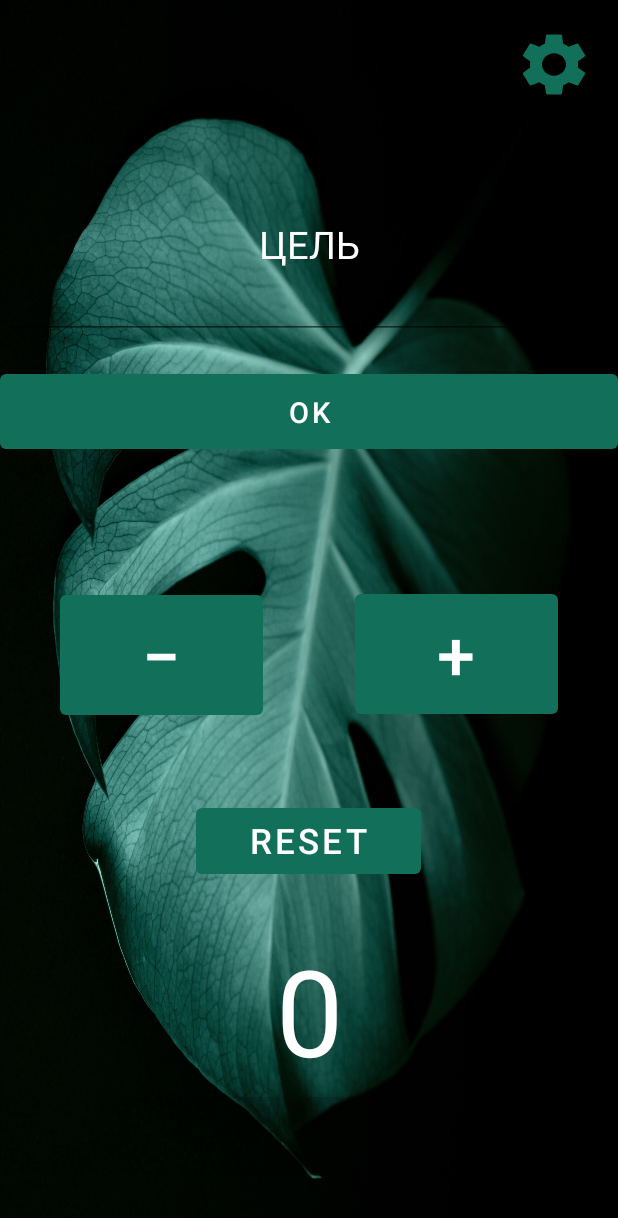
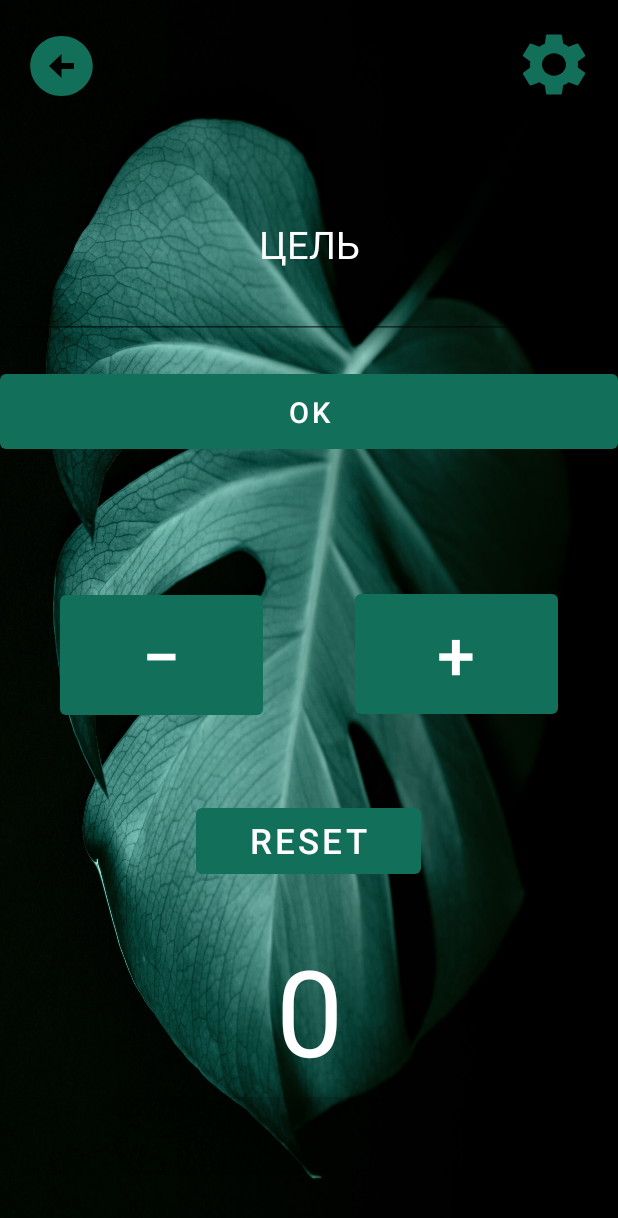
Before and after one commit to Raf0707/Intellij_Zickr_System, an Android app: the fragment CounterFragment placed in its activity, on a phone screen of 412 x 824 dp. Shown: the top 1218 px of the screen. Run offline under Robolectric (Android 15) with nearby library versions, the phone set to English and light mode, and no system bars.

Commit message:
jest_count back, settings

```diff
--- a/app/src/main/java/com/example/alhamdulillah/CounterFragment.java
+++ b/app/src/main/java/com/example/alhamdulillah/CounterFragment.java
@@ -23,11 +23,12 @@ public class CounterFragment extends Fragment implements View.OnClickListener {
     private int myCounter = 0;
     private String defolt_value = "10";
     private int maxvalue;
-    private Button button;
+    private Button plus;
     private Button Zero;
     private Button Minus;
     private Button Ok;
-    //private Button settings;
+    private Button baccck;
+    private Button set;
     private TextView textView;
     private TextView editprogress;
     private EditText tsel;
@@ -42,7 +43,7 @@ public class CounterFragment extends Fragment implements View.OnClickListener {
         View view = inflater.inflate(R.layout.fragment_counter, null);
 
         editprogress = view.findViewById(R.id.editprogress);
-        button = view.findViewById(R.id.plus);
+        plus = view.findViewById(R.id.plus);
         Zero = view.findViewById(R.id.Zzero);
         Minus = view.findViewById(R.id.minus);
         textView = view.findViewById(R.id.count);
@@ -50,12 +51,15 @@ public class CounterFragment extends Fragment implements View.OnClickListener {
         mProgressBar.setVisibility(ProgressBar.VISIBLE);
         tsel = view.findViewById(R.id.Tsel);
         Ok = view.findViewById(R.id.ok);
+        baccck = view.findViewById(R.id.baccck);
+        set = view.findViewById(R.id.set);
 
-        button.setOnClickListener(this);
+        plus.setOnClickListener(this);
         Zero.setOnClickListener(this);
         Minus.setOnClickListener(this);
         Ok.setOnClickListener(this);
-        //settings.setOnClickListener(this);
+        set.setOnClickListener(this);
+        baccck.setOnClickListener(this);
 
         handler = new Handler();
 
@@ -84,9 +88,9 @@ public class CounterFragment extends Fragment implements View.OnClickListener {
     @Override
     public void onClick(View v) {
         switch (v.getId()) {
-            case R.id.settings:
-                Intent settings = new Intent(v.getContext(), SettingsActivity.class);
-                startActivity(settings);
+            case R.id.set:
+                Intent set = new Intent(v.getContext(), SettingsActivity.class);
+                startActivity(set);
                 break;
 
             case R.id.ok:
@@ -196,6 +200,10 @@ public class CounterFragment extends Fragment implements View.OnClickListener {
                 animator2.start();
                 break;
 
+            case R.id.baccck:
+                Intent baccck = new Intent(getContext(), MainActivity.class);
+                startActivity(baccck);
+
         }
 
 
--- a/app/src/main/java/com/example/alhamdulillah/MainActivity.java
+++ b/app/src/main/java/com/example/alhamdulillah/MainActivity.java
@@ -214,6 +214,8 @@ public class MainActivity extends AppCompatActivity implements View.OnClickListe
         });
 
         swipe_Zickr_Counter.setOnClickListener(View -> {
+            SelectFragment = 3;
+            startActivity(new Intent(MainActivity.this, NavigationActivity.class));
             Toast toast = Toast.makeText(getApplicationContext(), "Жестовый Счетчик", Toast.LENGTH_SHORT);
             toast.show();
         });
--- a/app/src/main/java/com/example/alhamdulillah/NavigationActivity.java
+++ b/app/src/main/java/com/example/alhamdulillah/NavigationActivity.java
@@ -18,6 +18,10 @@ public class NavigationActivity extends AppCompatActivity {
             case 2:
                 getSupportFragmentManager().beginTransaction().replace(R.id.navigationlayout, new SalavatFragment()).commit();
                 break;
+
+            case 3:
+                getSupportFragmentManager().beginTransaction().replace(R.id.navigationlayout, new Jest_CounterFragment()).commit();
+                break;
         }
     }
 }
--- /dev/null
+++ b/app/src/main/res/drawable/ic_baseline_arrow_back_24.xml
@@ -0,0 +1,5 @@
+<vector android:autoMirrored="true" android:height="24dp"
+    android:tint="#FFFFFF" android:viewportHeight="24"
+    android:viewportWidth="24" android:width="24dp" xmlns:android="http://schemas.android.com/apk/res/android">
+    <path android:fillColor="@android:color/white" android:pathData="M20,11H7.83l5.59,-5.59L12,4l-8,8 8,8 1.41,-1.41L7.83,13H20v-2z"/>
+</vector>
--- /dev/null
+++ b/app/src/main/res/drawable/ic_baseline_arrow_circle_left_24.xml
@@ -0,0 +1,5 @@
+<vector android:height="24dp" android:tint="#FFFFFF"
+    android:viewportHeight="24" android:viewportWidth="24"
+    android:width="24dp" xmlns:android="http://schemas.android.com/apk/res/android">
+    <path android:fillColor="@android:color/white" android:pathData="M2,12c0,5.52 4.48,10 10,10s10,-4.48 10,-10c0,-5.52 -4.48,-10 -10,-10C6.48,2 2,6.48 2,12zM12,11l4,0v2l-4,0l0,3l-4,-4l4,-4L12,11z"/>
+</vector>
--- a/app/src/main/res/layout/fragment_allah_names.xml
+++ b/app/src/main/res/layout/fragment_allah_names.xml
@@ -1,5 +1,4 @@
 <?xml version="1.0" encoding="utf-8"?>
-
 <androidx.constraintlayout.widget.ConstraintLayout
     xmlns:android="http://schemas.android.com/apk/res/android"
     xmlns:app="http://schemas.android.com/apk/res-auto"
--- a/app/src/main/res/layout/fragment_counter.xml
+++ b/app/src/main/res/layout/fragment_counter.xml
@@ -26,7 +26,7 @@
         app:layout_constraintVertical_bias="0.533" />
 
     <Button
-        android:id="@+id/settings"
+        android:id="@+id/set"
         android:layout_width="53dp"
         android:layout_height="50dp"
         android:background="@drawable/ic_baseline_settings_24"
@@ -37,6 +37,19 @@
         app:layout_constraintStart_toStartOf="parent"
         app:layout_constraintTop_toTopOf="parent"
         app:layout_constraintVertical_bias="0.023" />
+
+    <Button
+        android:id="@+id/baccck"
+        android:layout_width="50dp"
+        android:layout_height="48dp"
+        android:background="@drawable/ic_baseline_arrow_circle_left_24"
+        app:cornerRadius="28dp"
+        app:layout_constraintBottom_toBottomOf="parent"
+        app:layout_constraintEnd_toEndOf="parent"
+        app:layout_constraintHorizontal_bias="0.044"
+        app:layout_constraintStart_toStartOf="parent"
+        app:layout_constraintTop_toTopOf="parent"
+        app:layout_constraintVertical_bias="0.026" />
 
     <EditText
         android:id="@+id/Tsel"
--- a/app/src/main/res/values/themes.xml
+++ b/app/src/main/res/values/themes.xml
@@ -8,7 +8,7 @@
         <!-- Secondary brand color. -->
 
         <item name="android:textColorHint">@android:color/white</item>
-        <item name="colorAccent">@color/purple_300</item>
+        <item name="colorAccent">@color/black</item>
         <item name="colorSecondary">@color/white</item>
         <item name="colorSecondaryVariant">@color/teal_700</item>
         <item name="colorOnSecondary">@color/black</item>
```
Also changed, not shown: app/src/main/java/com/example/alhamdulillah/Jest_CounterFragment.java (added, +98 -0 lines), app/src/main/res/layout/fragment_jest__counter.xml (added, +54 -0 lines), app/src/main/res/layout/fragment_salavat.xml (+4 -5 lines).
